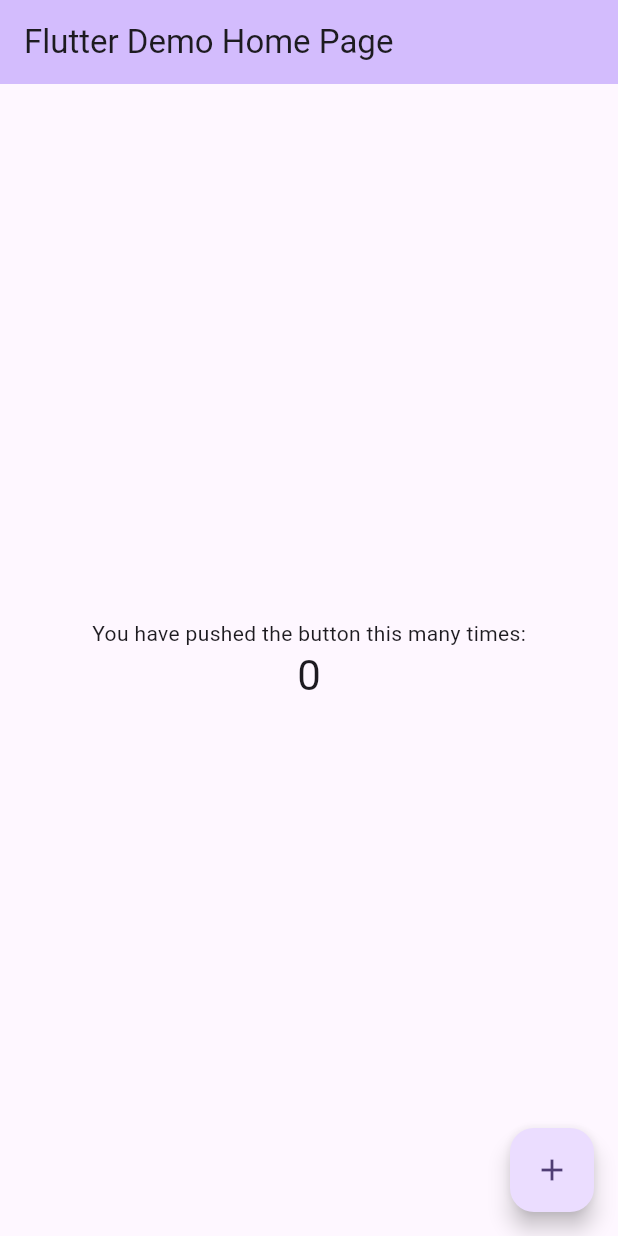
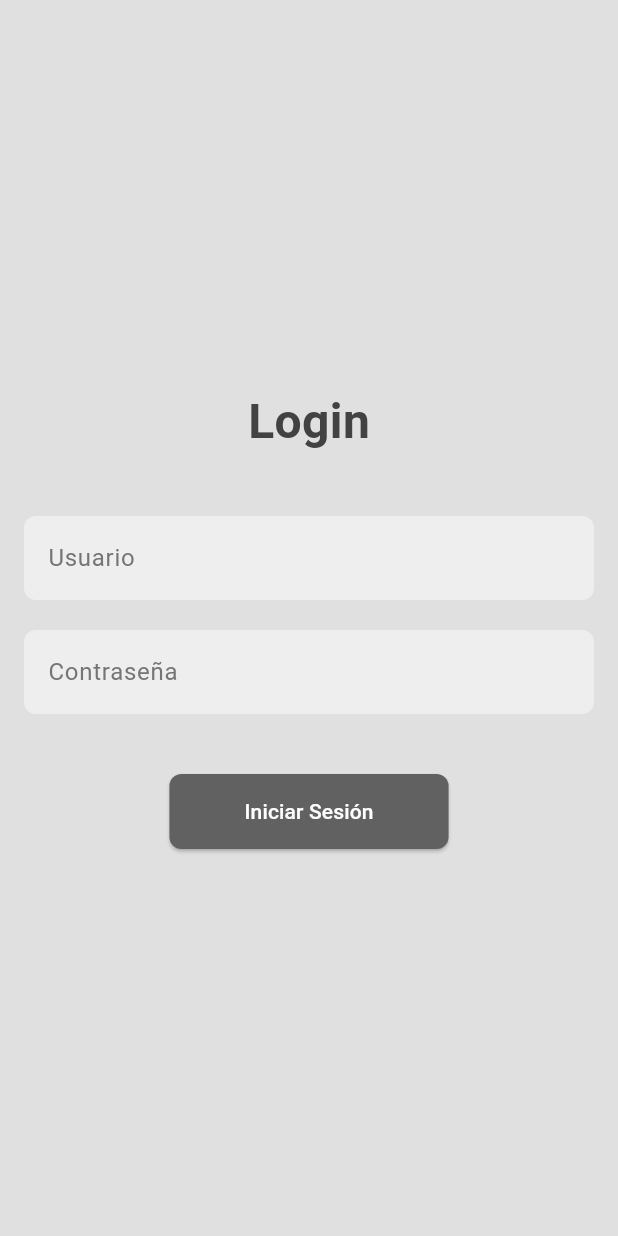
Before and after one commit to Fher03/lab-moviles, a Flutter app: the screen it shows after launch, on a phone screen of 412 x 824 dp. Run offline on Flutter 3.47's test engine with Material 3 defaults, Android fonts, the phone set to English and light mode, and no system bars.

Commit message:
Se añade la pagina de login y la pagina de planta

```diff
--- a/analysis_options.yaml
+++ b/analysis_options.yaml
@@ -7,6 +7,9 @@
 
 # The following line activates a set of recommended lints for Flutter apps,
 # packages, and plugins designed to encourage good coding practices.
+analyzer:
+  errors:
+    camel_case_types: ignore
 include: package:flutter_lints/flutter.yaml
 
 linter:
@@ -23,6 +26,5 @@ linter:
   rules:
     # avoid_print: false  # Uncomment to disable the `avoid_print` rule
     # prefer_single_quotes: true  # Uncomment to enable the `prefer_single_quotes` rule
-
 # Additional information about this file can be found at
 # https://dart.dev/guides/language/analysis-options
--- a/lib/main.dart
+++ b/lib/main.dart
@@ -1,125 +1,17 @@
 import 'package:flutter/material.dart';
+import 'package:facturation_app/pages.dart/login.dart';
 
 void main() {
-  runApp(const MyApp());
+  runApp(const LoginApp());
 }
 
-class MyApp extends StatelessWidget {
-  const MyApp({super.key});
+class LoginApp extends StatelessWidget {
+  const LoginApp({super.key});
 
-  // This widget is the root of your application.
   @override
   Widget build(BuildContext context) {
     return MaterialApp(
-      title: 'Flutter Demo',
-      theme: ThemeData(
-        // This is the theme of your application.
-        //
-        // TRY THIS: Try running your application with "flutter run". You'll see
-        // the application has a purple toolbar. Then, without quitting the app,
-        // try changing the seedColor in the colorScheme below to Colors.green
-        // and then invoke "hot reload" (save your changes or press the "hot
-        // reload" button in a Flutter-supported IDE, or press "r" if you used
-        // the command line to start the app).
-        //
-        // Notice that the counter didn't reset back to zero; the application
-        // state is not lost during the reload. To reset the state, use hot
-        // restart instead.
-        //
-        // This works for code too, not just values: Most code changes can be
-        // tested with just a hot reload.
-        colorScheme: ColorScheme.fromSeed(seedColor: Colors.deepPurple),
-        useMaterial3: true,
-      ),
-      home: const MyHomePage(title: 'Flutter Demo Home Page'),
+      home: LoginScreen(),
     );
   }
 }
-
-class MyHomePage extends StatefulWidget {
-  const MyHomePage({super.key, required this.title});
-
-  // This widget is the home page of your application. It is stateful, meaning
-  // that it has a State object (defined below) that contains fields that affect
-  // how it looks.
-
-  // This class is the configuration for the state. It holds the values (in this
-  // case the title) provided by the parent (in this case the App widget) and
-  // used by the build method of the State. Fields in a Widget subclass are
-  // always marked "final".
-
-  final String title;
-
-  @override
-  State<MyHomePage> createState() => _MyHomePageState();
-}
-
-class _MyHomePageState extends State<MyHomePage> {
-  int _counter = 0;
-
-  void _incrementCounter() {
-    setState(() {
-      // This call to setState tells the Flutter framework that something has
-      // changed in this State, which causes it to rerun the build method below
-      // so that the display can reflect the updated values. If we changed
-      // _counter without calling setState(), then the build method would not be
-      // called again, and so nothing would appear to happen.
-      _counter++;
-    });
-  }
-
-  @override
-  Widget build(BuildContext context) {
-    // This method is rerun every time setState is called, for instance as done
-    // by the _incrementCounter method above.
-    //
-    // The Flutter framework has been optimized to make rerunning build methods
-    // fast, so that you can just rebuild anything that needs updating rather
-    // than having to individually change instances of widgets.
-    return Scaffold(
-      appBar: AppBar(
-        // TRY THIS: Try changing the color here to a specific color (to
-        // Colors.amber, perhaps?) and trigger a hot reload to see the AppBar
-        // change color while the other colors stay the same.
-        backgroundColor: Theme.of(context).colorScheme.inversePrimary,
-        // Here we take the value from the MyHomePage object that was created by
-        // the App.build method, and use it to set our appbar title.
-        title: Text(widget.title),
-      ),
-      body: Center(
-        // Center is a layout widget. It takes a single child and positions it
-        // in the middle of the parent.
-        child: Column(
-          // Column is also a layout widget. It takes a list of children and
-          // arranges them vertically. By default, it sizes itself to fit its
-          // children horizontally, and tries to be as tall as its parent.
-          //
-          // Column has various properties to control how it sizes itself and
-          // how it positions its children. Here we use mainAxisAlignment to
-          // center the children vertically; the main axis here is the vertical
-          // axis because Columns are vertical (the cross axis would be
-          // horizontal).
-          //
-          // TRY THIS: Invoke "debug painting" (choose the "Toggle Debug Paint"
-          // action in the IDE, or press "p" in the console), to see the
-          // wireframe for each widget.
-          mainAxisAlignment: MainAxisAlignment.center,
-          children: <Widget>[
-            const Text(
-              'You have pushed the button this many times:',
-            ),
-            Text(
-              '$_counter',
-              style: Theme.of(context).textTheme.headlineMedium,
-            ),
-          ],
-        ),
-      ),
-      floatingActionButton: FloatingActionButton(
-        onPressed: _incrementCounter,
-        tooltip: 'Increment',
-        child: const Icon(Icons.add),
-      ), // This trailing comma makes auto-formatting nicer for build methods.
-    );
-  }
-}
--- /dev/null
+++ b/lib/pages.dart/login.dart
@@ -0,0 +1,84 @@
+import 'package:flutter/material.dart';
+import 'package:facturation_app/pages.dart/planta.dart';
+
+class LoginScreen extends StatelessWidget {
+  LoginScreen({super.key});
+  final TextEditingController userController = TextEditingController();
+  final TextEditingController passwordController = TextEditingController();
+
+  @override
+  Widget build(BuildContext context) {
+    return Scaffold(
+      backgroundColor: Colors.grey[300],
+      body: Padding(
+        padding: const EdgeInsets.all(16.0),
+        child: Center(
+          child: Column(
+            mainAxisAlignment: MainAxisAlignment.center,
+            children: [
+              Text(
+                'Login',
+                style: TextStyle(
+                  fontSize: 32.0,
+                  color: Colors.grey[800],
+                  fontWeight: FontWeight.bold,
+                ),
+              ),
+              const SizedBox(height: 40),
+              TextField(
+                controller: userController,
+                decoration: InputDecoration(
+                  labelText: 'Usuario',
+                  filled: true,
+                  fillColor: Colors.grey[200],
+                  labelStyle: TextStyle(color: Colors.grey[600]),
+                  border: OutlineInputBorder(
+                    borderRadius: BorderRadius.circular(8.0),
+                    borderSide: BorderSide.none,
+                  ),
+                ),
+              ),
+              const SizedBox(height: 20),
+              TextField(
+                controller: passwordController,
+                obscureText: true,
+                decoration: InputDecoration(
+                  labelText: 'Contraseña',
+                  filled: true,
+                  fillColor: Colors.grey[200],
+                  labelStyle: TextStyle(color: Colors.grey[600]),
+                  border: OutlineInputBorder(
+                    borderRadius: BorderRadius.circular(8.0),
+                    borderSide: BorderSide.none,
+                  ),
+                ),
+              ),
+              const SizedBox(height: 40),
+              ElevatedButton(
+                onPressed: () {
+                  // Redirigir a la pantalla Planta al iniciar sesión
+                  Navigator.push(
+                    context,
+                    MaterialPageRoute(
+                        builder: (context) => const PlantaScreen()),
+                  );
+                },
+                style: ElevatedButton.styleFrom(
+                  backgroundColor: Colors.grey[700],
+                  padding: EdgeInsets.symmetric(horizontal: 50, vertical: 15),
+                  shape: RoundedRectangleBorder(
+                    borderRadius: BorderRadius.circular(8.0),
+                  ),
+                ),
+                child: const Text(
+                  'Iniciar Sesión',
+                  style: TextStyle(color: Colors.white),
+                ),
+              ),
+            ],
+          ),
+        ),
+      ),
+    );
+  }
+}
```
Also changed, not shown: lib/pages.dart/planta.dart (added, +69 -0 lines).
